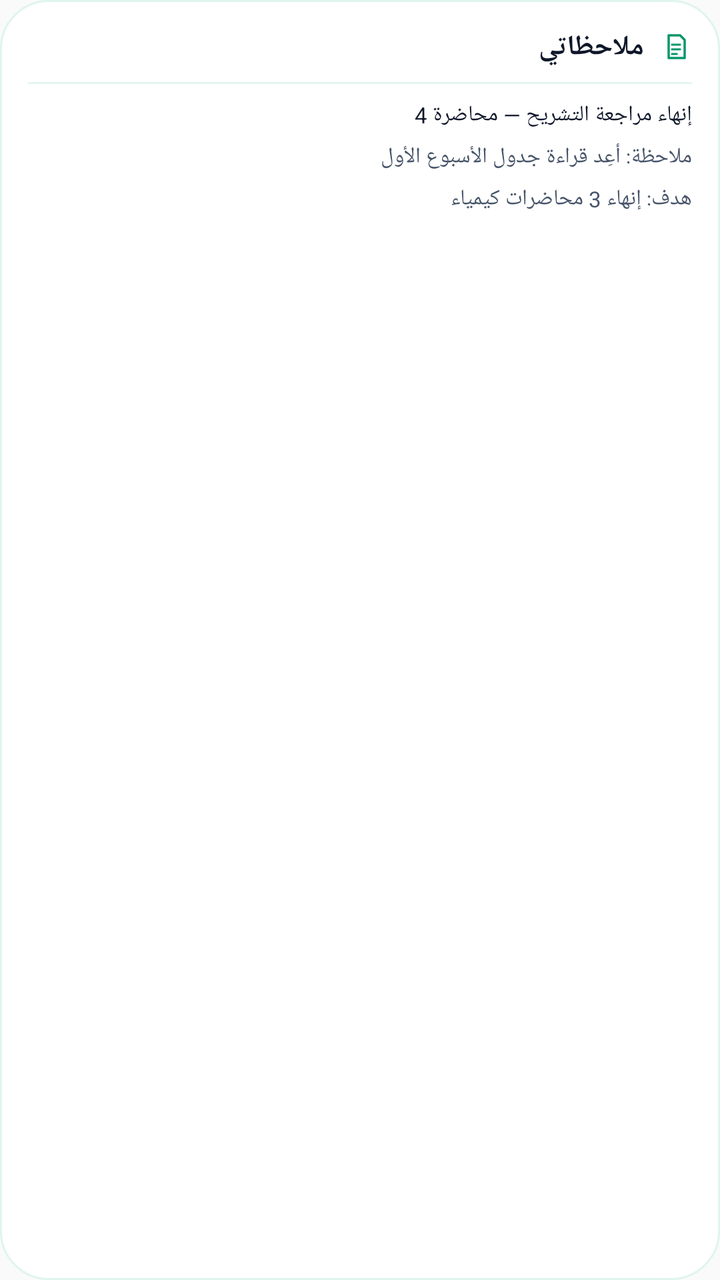
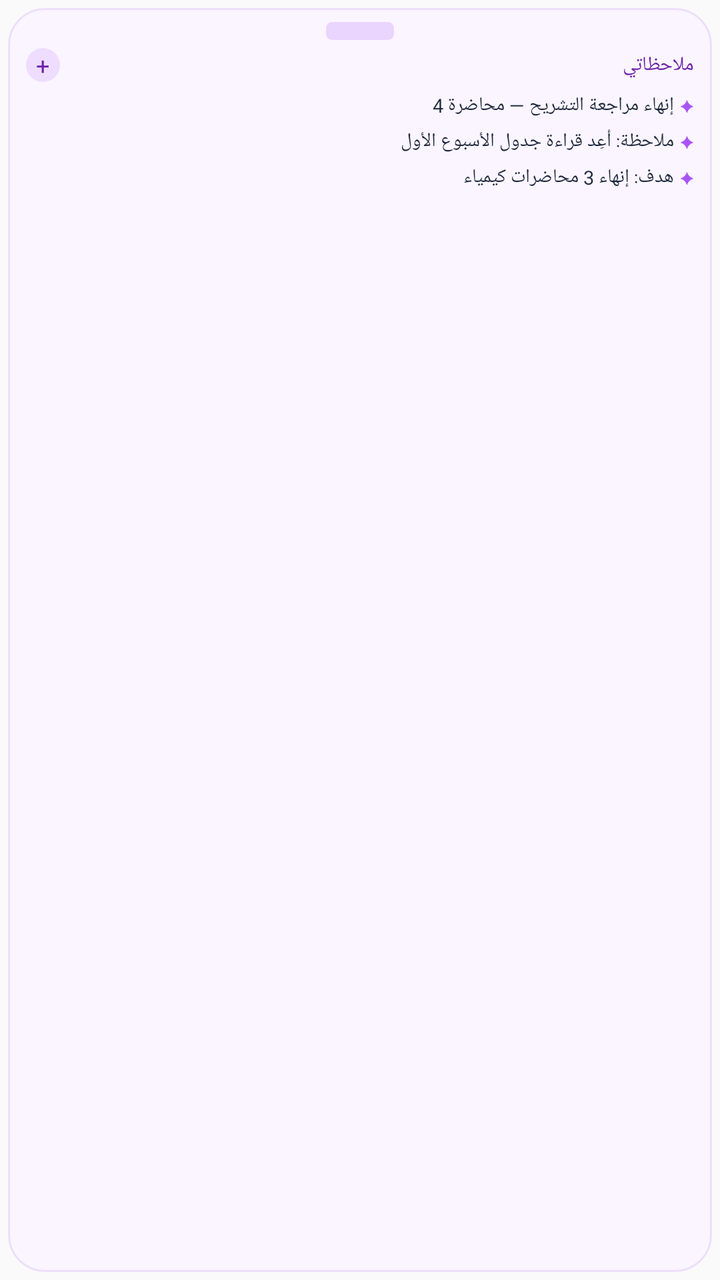

Screens rendered from an Android XML layout before and after an edit, with the pre-edit source and the edit as a unified diff.
<!-- AndroidManifest.xml: application theme AppTheme -->
<!-- res/layout/widget_notes_only_preview.xml -->
<?xml version="1.0" encoding="utf-8"?>
<LinearLayout xmlns:android="http://schemas.android.com/apk/res/android"
    android:layout_width="match_parent"
    android:layout_height="match_parent"
    android:layoutDirection="rtl"
    android:background="@drawable/widget_preview_background"
    android:orientation="vertical"
    android:padding="14dp">

    <LinearLayout
        android:layout_width="match_parent"
        android:layout_height="wrap_content"
        android:gravity="center_vertical"
        android:orientation="horizontal">

        <ImageView
            android:layout_width="16dp"
            android:layout_height="16dp"
            android:contentDescription="@null"
            android:src="@drawable/widget_ic_note"
            android:tint="#FF059669" />

        <TextView
            android:layout_width="wrap_content"
            android:layout_height="wrap_content"
            android:layout_marginStart="8dp"
            android:fontFamily="sans-serif-medium"
            android:text="@string/widget_notes_only_label"
            android:textColor="#FF0F172A"
            android:textSize="14sp"
            android:textStyle="bold" />
    </LinearLayout>

    <View
        android:layout_width="match_parent"
        android:layout_height="1dp"
        android:layout_marginTop="8dp"
        android:background="#1F10B981" />

    <TextView
        android:layout_width="match_parent"
        android:layout_height="wrap_content"
        android:layout_marginTop="8dp"
        android:text="@string/widget_preview_note_1"
        android:textColor="#FF0F172A"
        android:textSize="11sp" />

    <TextView
        android:layout_width="match_parent"
        android:layout_height="wrap_content"
        android:layout_marginTop="6dp"
        android:text="@string/widget_preview_note_2"
        android:textColor="#FF475569"
        android:textSize="11sp" />

    <TextView
        android:layout_width="match_parent"
        android:layout_height="wrap_content"
        android:layout_marginTop="6dp"
        android:text="@string/widget_preview_note_3"
        android:textColor="#FF475569"
        android:textSize="11sp" />
</LinearLayout>
<!-- resources referenced by this layout -->
<resources>
  <!-- drawable widget_ic_note (drawable) -->
  <?xml version="1.0" encoding="utf-8"?>
  <vector xmlns:android="http://schemas.android.com/apk/res/android"
      android:width="24dp"
      android:height="24dp"
      android:viewportWidth="24"
      android:viewportHeight="24">
      <path
          android:pathData="M6.5,3.5 h8.6 l3.4,3.4 v13.6 h-12 z"
          android:strokeColor="#FFFFFFFF"
          android:strokeWidth="1.8"
          android:strokeLineJoin="round" />
      <path
          android:pathData="M9,10.5 h6 M9,14 h6 M9,17.5 h3.6"
          android:strokeColor="#FFFFFFFF"
          android:strokeWidth="1.6"
          android:strokeLineCap="round" />
  </vector>
  <!-- drawable widget_preview_background (drawable) -->
  <?xml version="1.0" encoding="utf-8"?>
  <shape xmlns:android="http://schemas.android.com/apk/res/android"
      android:shape="rectangle">
      <solid android:color="#FFFFFFFF" />
      <corners android:radius="24dp" />
      <stroke
          android:width="1dp"
          android:color="#1F10B981" />
  </shape>
  <string name="widget_notes_only_label">ملاحظاتي</string>
  <string name="widget_preview_note_1">إنهاء مراجعة التشريح — محاضرة 4</string>
  <string name="widget_preview_note_2">ملاحظة: أعِد قراءة جدول الأسبوع الأول</string>
  <string name="widget_preview_note_3">هدف: إنهاء 3 محاضرات كيمياء</string>
  <style name="AppTheme" parent="Theme.AppCompat.Light.DarkActionBar">
          
          <item name="colorPrimary">@color/colorPrimary</item>
          <item name="colorPrimaryDark">@color/colorPrimaryDark</item>
          <item name="colorAccent">@color/colorAccent</item>
      </style>
</resources>

<!-- the commit's change to res/layout/widget_notes_only_preview.xml (unified diff, before → after) -->
@@ -3,61 +3,106 @@
     android:layout_width="match_parent"
     android:layout_height="match_parent"
     android:layoutDirection="rtl"
-    android:background="@drawable/widget_preview_background"
-    android:orientation="vertical"
-    android:padding="14dp">
-
+    android:orientation="horizontal"
+    android:padding="4dp">
     <LinearLayout
+        android:layout_width="0dp"
+        android:layout_height="match_parent"
+        android:layout_weight="1"
+        android:background="@drawable/widget_bg_sticky_note"
+        android:orientation="vertical"
+        android:paddingStart="9dp"
+        android:paddingTop="20dp"
+        android:paddingEnd="9dp"
+        android:paddingBottom="8dp">
+        <LinearLayout
+            android:layout_width="match_parent"
+            android:layout_height="wrap_content"
+            android:gravity="center_vertical"
+            android:orientation="horizontal">
+            <TextView
+        android:layout_width="0dp"
+        android:layout_height="wrap_content" android:layout_weight="1"
+        android:fontFamily="@font/tajawal_bold"
+        android:text="ملاحظاتي"
+        android:textColor="#FF6B21A8"
+        android:textSize="10sp" />
+            <TextView
+                android:layout_width="17dp"
+                android:layout_height="17dp"
+                android:background="@drawable/widget_round_violet"
+                android:fontFamily="@font/tajawal_bold"
+                android:gravity="center"
+                android:text="@string/widget_preview_plus"
+                android:textColor="#FF6B21A8"
+                android:textSize="12sp" />
+        </LinearLayout>
+        <LinearLayout
         android:layout_width="match_parent"
         android:layout_height="wrap_content"
+        android:layout_marginTop="5dp"
         android:gravity="center_vertical"
         android:orientation="horizontal">
-
-        <ImageView
-            android:layout_width="16dp"
-            android:layout_height="16dp"
-            android:contentDescription="@null"
-            android:src="@drawable/widget_ic_note"
-            android:tint="#FF059669" />
-
         <TextView
             android:layout_width="wrap_content"
             android:layout_height="wrap_content"
-            android:layout_marginStart="8dp"
-            android:fontFamily="sans-serif-medium"
-            android:text="@string/widget_notes_only_label"
-            android:textColor="#FF0F172A"
-            android:textSize="14sp"
-            android:textStyle="bold" />
-    </LinearLayout>
-
-    <View
-        android:layout_width="match_parent"
-        android:layout_height="1dp"
-        android:layout_marginTop="8dp"
-        android:background="#1F10B981" />
-
-    <TextView
+            android:fontFamily="@font/tajawal_bold"
+            android:text="✦"
+            android:textColor="#FFA855F7"
+            android:textSize="8sp" />
+        <TextView
+            android:layout_width="0dp"
+            android:layout_height="wrap_content"
+            android:layout_marginStart="3dp"
+            android:layout_weight="1"
+            android:fontFamily="@font/tajawal_regular"
+            android:text="@string/widget_preview_note_1"
+            android:textColor="#FF1E293B"
+            android:textSize="9.5sp" />
+    </LinearLayout><LinearLayout
         android:layout_width="match_parent"
         android:layout_height="wrap_content"
-        android:layout_marginTop="8dp"
-        android:text="@string/widget_preview_note_1"
-        android:textColor="#FF0F172A"
-        android:textSize="11sp" />
-
-    <TextView
+        android:layout_marginTop="5dp"
+        android:gravity="center_vertical"
+        android:orientation="horizontal">
+        <TextView
+            android:layout_width="wrap_content"
+            android:layout_height="wrap_content"
+            android:fontFamily="@font/tajawal_bold"
+            android:text="✦"
+            android:textColor="#FFA855F7"
+            android:textSize="8sp" />
+        <TextView
+            android:layout_width="0dp"
+            android:layout_height="wrap_content"
+            android:layout_marginStart="3dp"
+            android:layout_weight="1"
+            android:fontFamily="@font/tajawal_regular"
+            android:text="@string/widget_preview_note_2"
+            android:textColor="#FF1E293B"
+            android:textSize="9.5sp" />
+    </LinearLayout><LinearLayout
         android:layout_width="match_parent"
         android:layout_height="wrap_content"
-        android:layout_marginTop="6dp"
-        android:text="@string/widget_preview_note_2"
-        android:textColor="#FF475569"
-        android:textSize="11sp" />
-
-    <TextView
-        android:layout_width="match_parent"
-        android:layout_height="wrap_content"
-        android:layout_marginTop="6dp"
-        android:text="@string/widget_preview_note_3"
-        android:textColor="#FF475569"
-        android:textSize="11sp" />
+        android:layout_marginTop="5dp"
+        android:gravity="center_vertical"
+        android:orientation="horizontal">
+        <TextView
+            android:layout_width="wrap_content"
+            android:layout_height="wrap_content"
+            android:fontFamily="@font/tajawal_bold"
+            android:text="✦"
+            android:textColor="#FFA855F7"
+            android:textSize="8sp" />
+        <TextView
+            android:layout_width="0dp"
+            android:layout_height="wrap_content"
+            android:layout_marginStart="3dp"
+            android:layout_weight="1"
+            android:fontFamily="@font/tajawal_regular"
+            android:text="@string/widget_preview_note_3"
+            android:textColor="#FF1E293B"
+            android:textSize="9.5sp" />
+    </LinearLayout>
+    </LinearLayout>
 </LinearLayout>
<!-- resource entries referenced after the edit -->
@@ -1,37 +1,37 @@
 <!-- resources referenced by this layout -->
 <resources>
-  <!-- drawable widget_ic_note (drawable) -->
+  <!-- drawable widget_bg_sticky_note (drawable) -->
   <?xml version="1.0" encoding="utf-8"?>
-  <vector xmlns:android="http://schemas.android.com/apk/res/android"
-      android:width="24dp"
-      android:height="24dp"
-      android:viewportWidth="24"
-      android:viewportHeight="24">
-      <path
-          android:pathData="M6.5,3.5 h8.6 l3.4,3.4 v13.6 h-12 z"
-          android:strokeColor="#FFFFFFFF"
-          android:strokeWidth="1.8"
-          android:strokeLineJoin="round" />
-      <path
-          android:pathData="M9,10.5 h6 M9,14 h6 M9,17.5 h3.6"
-          android:strokeColor="#FFFFFFFF"
-          android:strokeWidth="1.6"
-          android:strokeLineCap="round" />
-  </vector>
-  <!-- drawable widget_preview_background (drawable) -->
+  <layer-list xmlns:android="http://schemas.android.com/apk/res/android">
+      <item>
+          <shape android:shape="rectangle">
+              <solid android:color="#FFFAF5FF" />
+              <corners android:radius="18dp" />
+              <stroke
+                  android:width="1dp"
+                  android:color="#26A855F7" />
+          </shape>
+      </item>
+      <item
+          android:width="34dp"
+          android:height="9dp"
+          android:gravity="top|center_horizontal"
+          android:top="7dp">
+          <shape android:shape="rectangle">
+              <solid android:color="#33A855F7" />
+              <corners android:radius="3dp" />
+          </shape>
+      </item>
+  </layer-list>
+  <!-- drawable widget_round_violet (drawable) -->
   <?xml version="1.0" encoding="utf-8"?>
-  <shape xmlns:android="http://schemas.android.com/apk/res/android"
-      android:shape="rectangle">
-      <solid android:color="#FFFFFFFF" />
-      <corners android:radius="24dp" />
-      <stroke
-          android:width="1dp"
-          android:color="#1F10B981" />
+  <shape xmlns:android="http://schemas.android.com/apk/res/android" android:shape="oval">
+      <solid android:color="#26A855F7" />
   </shape>
-  <string name="widget_notes_only_label">ملاحظاتي</string>
   <string name="widget_preview_note_1">إنهاء مراجعة التشريح — محاضرة 4</string>
   <string name="widget_preview_note_2">ملاحظة: أعِد قراءة جدول الأسبوع الأول</string>
   <string name="widget_preview_note_3">هدف: إنهاء 3 محاضرات كيمياء</string>
+  <string name="widget_preview_plus">+</string>
   <style name="AppTheme" parent="Theme.AppCompat.Light.DarkActionBar">
           
           <item name="colorPrimary">@color/colorPrimary</item>
